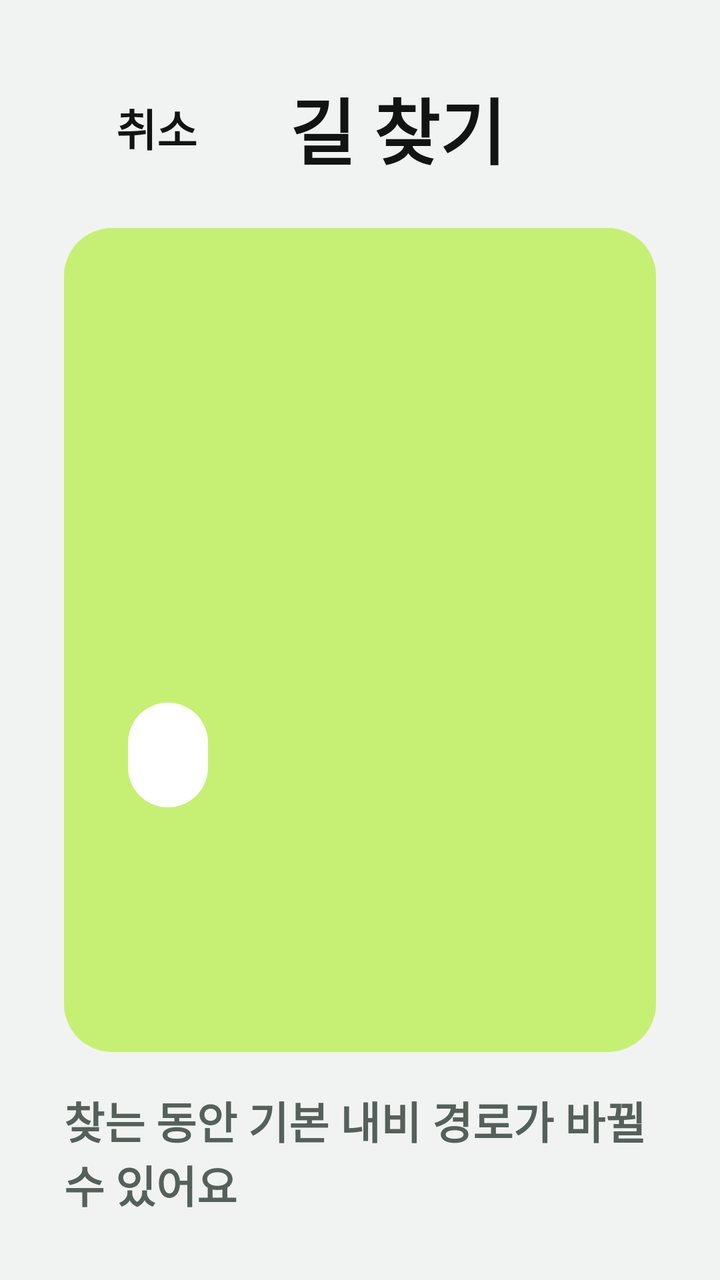
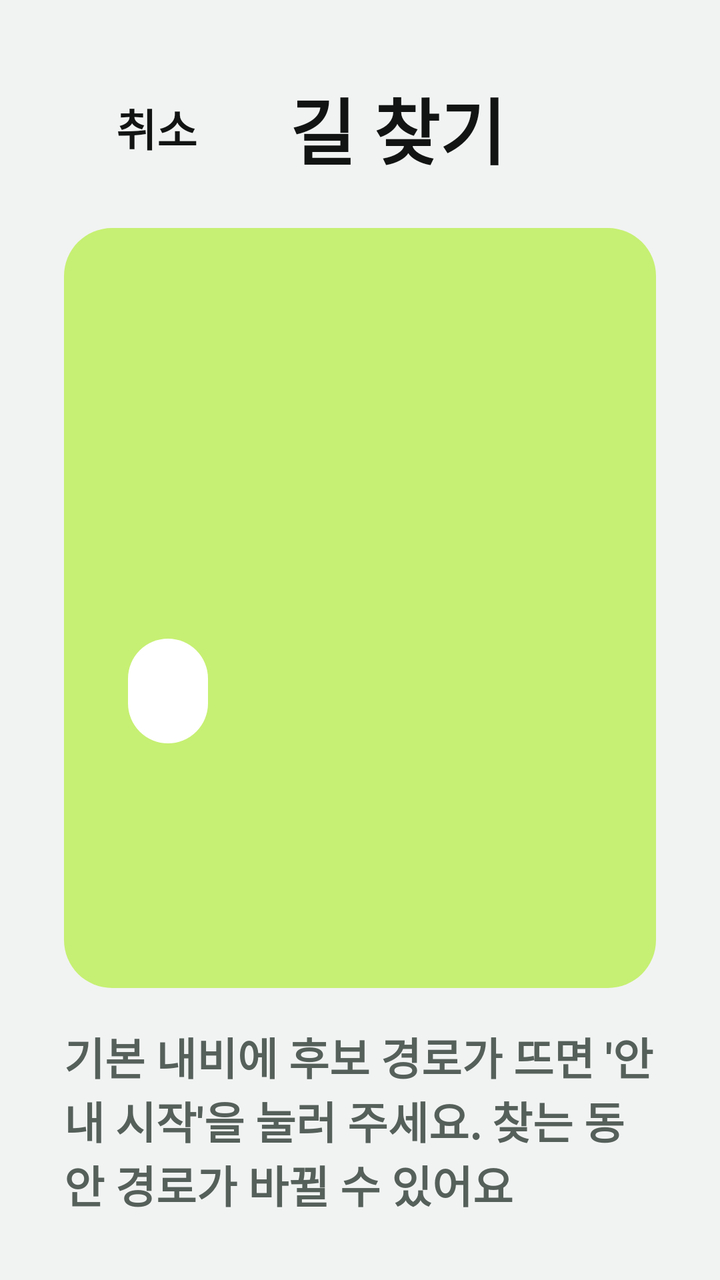

Screens rendered from an Android XML layout before and after an edit, with the pre-edit source and the edit as a unified diff.
<!-- AndroidManifest.xml: application theme Theme.Jeonunbochocar -->
<!-- res/layout/screen_searching.xml -->
<?xml version="1.0" encoding="utf-8"?>
<LinearLayout xmlns:android="http://schemas.android.com/apk/res/android"
    xmlns:app="http://schemas.android.com/apk/res-auto"
    android:layout_width="match_parent"
    android:layout_height="match_parent"
    android:orientation="vertical"
    android:padding="32dp">

    <LinearLayout
        android:layout_width="match_parent"
        android:layout_height="wrap_content"
        android:gravity="center_vertical"
        android:orientation="horizontal">

        <Button
            android:id="@+id/btnBack"
            style="@style/Jb.Button.Back"
            android:layout_width="wrap_content"
            android:layout_height="64dp"
            android:layout_marginEnd="20dp"
            android:paddingStart="26dp"
            android:paddingEnd="26dp"
            android:text="취소"
            app:icon="@null" />

        <TextView
            style="@style/Jb.HeaderTitle"
            android:text="길 찾기" />
    </LinearLayout>

    <LinearLayout
        android:layout_width="match_parent"
        android:layout_height="0dp"
        android:layout_marginTop="18dp"
        android:layout_weight="1"
        android:background="@drawable/bg_block"
        android:backgroundTint="@color/jb_lime"
        android:gravity="bottom"
        android:orientation="vertical"
        android:padding="32dp">

        <TextView
            android:id="@+id/searchTitle"
            style="@style/Jb.OnBlock"
            android:background="@drawable/bg_pill"
            android:paddingHorizontal="20dp"
            android:paddingVertical="10dp"
            android:textSize="24sp" />

        
        <LinearLayout
            android:id="@+id/searchAttemptLine"
            android:layout_width="wrap_content"
            android:layout_height="wrap_content"
            android:layout_marginTop="16dp"
            android:orientation="horizontal"
            android:visibility="gone">

            <TextView
                android:id="@+id/searchAttempt"
                style="@style/Jb.OnBlock"
                android:includeFontPadding="false"
                android:letterSpacing="-0.06"
                android:textSize="180sp" />

            <TextView
                android:id="@+id/searchTotal"
                style="@style/Jb.OnBlock"
                android:textSize="72sp" />
        </LinearLayout>

        <TextView
            android:id="@+id/searchProgress"
            style="@style/Jb.OnBlock"
            android:layout_marginTop="16dp"
            android:textSize="30sp" />

        <LinearLayout
            android:id="@+id/searchSteps"
            android:layout_width="match_parent"
            android:layout_height="12dp"
            android:layout_marginTop="22dp"
            android:orientation="horizontal" />
    </LinearLayout>

    <TextView
        style="@style/Jb.Label"
        android:layout_marginTop="18dp"
        android:text="찾는 동안 기본 내비 경로가 바뀔 수 있어요" />
</LinearLayout>
<!-- resources referenced by this layout -->
<resources>
  <color name="jb_lime">#C6F073</color>
  <!-- drawable bg_block (drawable) -->
  <?xml version="1.0" encoding="utf-8"?>
  <shape xmlns:android="http://schemas.android.com/apk/res/android">
      <solid android:color="@color/white" />
      <corners android:radius="24dp" />
  </shape>
  <!-- drawable bg_pill (drawable) -->
  <?xml version="1.0" encoding="utf-8"?>
  <shape xmlns:android="http://schemas.android.com/apk/res/android">
      <solid android:color="@color/white" />
      <corners android:radius="999dp" />
  </shape>
  <style name="Jb.Button.Back">
          <item name="cornerRadius">32dp</item>
          <item name="icon">@drawable/ic_chevron_left</item>
          <item name="iconTint">@color/jb_text</item>
          <item name="iconPadding">6dp</item>
          <item name="android:minHeight">64dp</item>
          <item name="android:paddingStart">14dp</item>
          <item name="android:paddingEnd">24dp</item>
      </style>
  <style name="Jb.HeaderTitle" parent="">
          <item name="android:layout_width">wrap_content</item>
          <item name="android:layout_height">wrap_content</item>
          <item name="android:textColor">@color/jb_text</item>
          <item name="android:textSize">36sp</item>
          <item name="android:textStyle">bold</item>
      </style>
  <style name="Jb.Label" parent="">
          <item name="android:layout_width">wrap_content</item>
          <item name="android:layout_height">wrap_content</item>
          <item name="android:textColor">@color/jb_text_secondary</item>
          <item name="android:textSize">22sp</item>
          <item name="android:textStyle">bold</item>
      </style>
  <style name="Jb.OnBlock" parent="">
          <item name="android:layout_width">wrap_content</item>
          <item name="android:layout_height">wrap_content</item>
          <item name="android:textColor">@color/jb_on_block</item>
          <item name="android:textSize">22sp</item>
          <item name="android:textStyle">bold</item>
      </style>
  <color name="white">#FFFFFFFF</color>
  <!-- drawable ic_chevron_left (drawable) -->
  <?xml version="1.0" encoding="utf-8"?>
  <vector xmlns:android="http://schemas.android.com/apk/res/android"
      android:width="24dp"
      android:height="24dp"
      android:viewportWidth="24"
      android:viewportHeight="24">
      <path
          android:fillColor="#FFFFFFFF"
          android:pathData="M15.41,7.41L14,6l-6,6 6,6 1.41,-1.41L10.83,12z" />
  </vector>
  <color name="jb_text">#111413</color>
  <color name="jb_text_secondary">#56605B</color>
  <color name="jb_on_block">#111413</color>
  <color name="jb_primary">#111413</color>
  <color name="jb_on_primary">#F1F3F2</color>
  <color name="jb_background">#F1F3F2</color>
  <style name="Jb.Text" parent="Widget.AppCompat.TextView">
          <item name="android:textColor">@color/jb_text</item>
      </style>
  <style name="Jb.Button" parent="Widget.MaterialComponents.Button.UnelevatedButton">
          <item name="backgroundTint">@color/jb_surface</item>
          <item name="android:textColor">@color/jb_text</item>
          <item name="android:textSize">22sp</item>
          <item name="android:textStyle">bold</item>
          <item name="android:textAllCaps">false</item>
          <item name="android:letterSpacing">0</item>
          <item name="cornerRadius">20dp</item>
          <item name="android:insetTop">0dp</item>
          <item name="android:insetBottom">0dp</item>
      </style>
  <color name="jb_surface">#FFFFFF</color>
  <!-- unchanged entries left out for length: 1 -->
</resources>

<!-- the commit's change to res/layout/screen_searching.xml (unified diff, before → after) -->
@@ -86,5 +86,5 @@
     <TextView
         style="@style/Jb.Label"
         android:layout_marginTop="18dp"
-        android:text="찾는 동안 기본 내비 경로가 바뀔 수 있어요" />
+        android:text="기본 내비에 후보 경로가 뜨면 '안내 시작'을 눌러 주세요. 찾는 동안 경로가 바뀔 수 있어요" />
 </LinearLayout>
